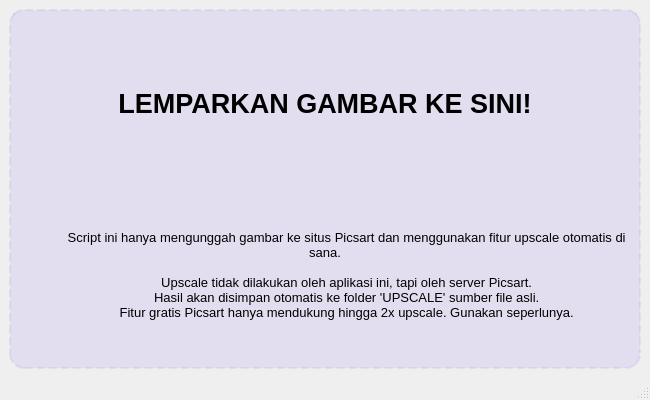
mudrikam/SotongHD, file App/main_window.ui: the form before one commit.
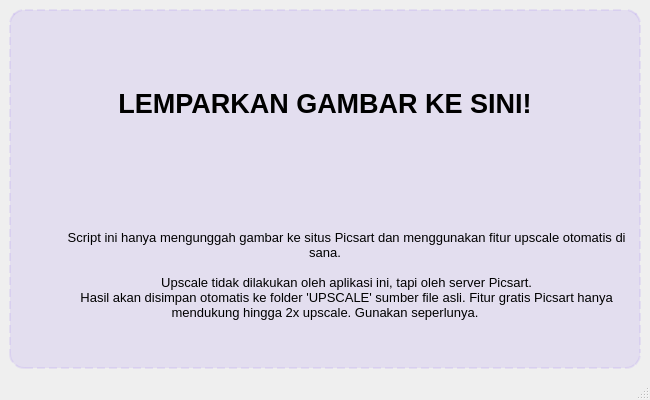
The form after the commit.

Commit message: Add progress bar to image processing and update layout

Patch:
```diff
--- a/App/main_window.ui
+++ b/App/main_window.ui
@@ -69,8 +69,7 @@
             Script ini hanya mengunggah gambar ke situs Picsart dan menggunakan fitur upscale otomatis di sana.
 
             Upscale tidak dilakukan oleh aplikasi ini, tapi oleh server Picsart.
-            Hasil akan disimpan otomatis ke folder 'UPSCALE' sumber file asli. 
-            Fitur gratis Picsart hanya mendukung hingga 2x upscale. Gunakan seperlunya.
+            Hasil akan disimpan otomatis ke folder 'UPSCALE' sumber file asli. Fitur gratis Picsart hanya mendukung hingga 2x upscale. Gunakan seperlunya.
             </string>
            </property>
            <property name="alignment">
```
The commit also changes 1 other file.
